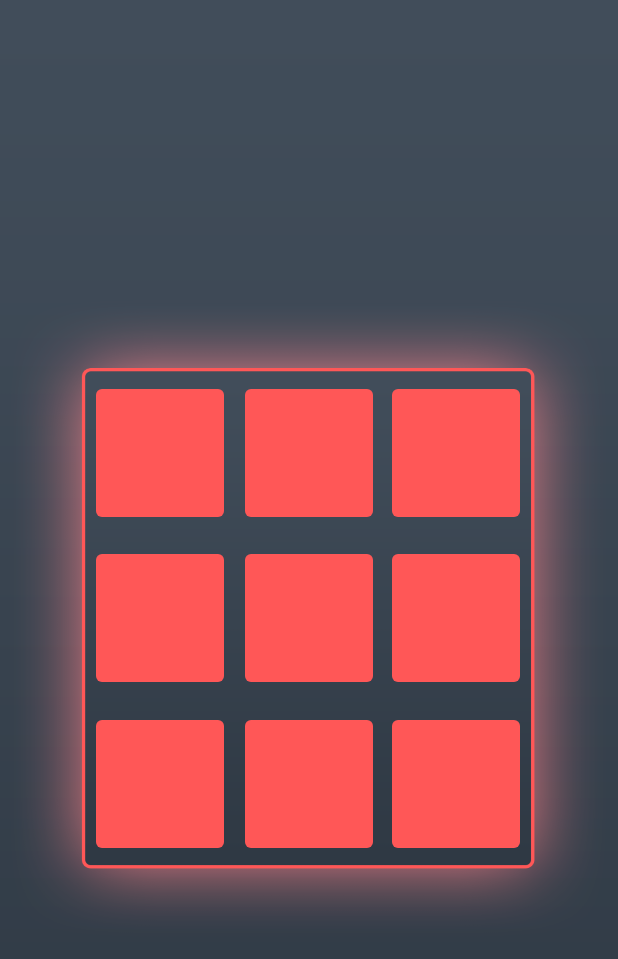
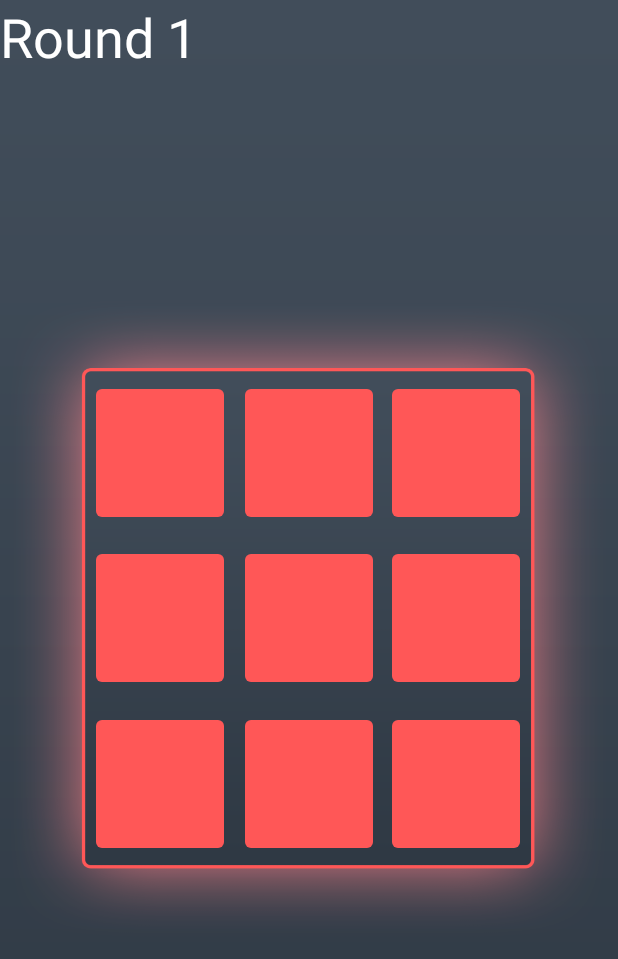
Before and after one commit to NateAgcaoili/Android-Simon-Says-Game, an Android app: the GameActivity screen opened directly, with no data from a screen before it, after a tap on an icon or button, on a phone screen of 412 x 824 dp. Shown: the top 959 px of the screen. Run offline under Robolectric (Android 15) with nearby library versions, the phone set to English and light mode, and no system bars.

Commit message:
Created green intermission to indicate when round ends

```diff
--- a/SimonSays/app/src/main/java/com/georgiasouthern/simonsays/GameActivity.java
+++ b/SimonSays/app/src/main/java/com/georgiasouthern/simonsays/GameActivity.java
@@ -4,6 +4,7 @@ import androidx.appcompat.app.AppCompatActivity;
 
 import android.graphics.Color;
 import android.graphics.drawable.Drawable;
+import android.media.MediaPlayer;
 import android.os.AsyncTask;
 import android.os.Bundle;
 import android.os.SystemClock;
@@ -18,12 +19,14 @@ public class GameActivity extends AppCompatActivity {
 
     int currentRound;
     int playerIndex;
-    int blueColor;
-    int redColor;
+    int blue;
+    int red;
+    int green;
     boolean running;
     boolean playerTurn;
     Button[] gameButtons;
     Drawable[] backgrounds;
+    MediaPlayer[] sounds;
     ArrayList<Integer> simonSequence = new ArrayList<>();
 
     @Override
@@ -34,8 +37,9 @@ public class GameActivity extends AppCompatActivity {
 
         currentRound = 1;
         playerIndex = 0;
-        blueColor = getResources().getColor(R.color.theme_blue);
-        redColor = getResources().getColor(R.color.theme_red);
+        blue = getResources().getColor(R.color.theme_blue);
+        red = getResources().getColor(R.color.theme_red);
+        green = getResources().getColor(R.color.theme_green);
         running = true;
         playerTurn = false;
         gameButtons = new Button[]{
@@ -43,8 +47,14 @@ public class GameActivity extends AppCompatActivity {
                 findViewById(R.id.butFour), findViewById(R.id.butFive), findViewById(R.id.butSix),
                 findViewById(R.id.butSeven), findViewById(R.id.butEight), findViewById(R.id.butNine)};
         backgrounds = new Drawable[]{
-                getResources().getDrawable(R.drawable.title_bg),  getResources().getDrawable(R.drawable.game_bg),
-                getResources().getDrawable(R.drawable.game_over_bg)};
+                getResources().getDrawable(R.drawable.game_bg),  getResources().getDrawable(R.drawable.game_over_bg),
+                getResources().getDrawable(R.drawable.round_complete_bg)};
+        sounds = new MediaPlayer[]{
+                MediaPlayer.create(this, R.raw.button_one), MediaPlayer.create(this, R.raw.button_two),
+                MediaPlayer.create(this, R.raw.button_three), MediaPlayer.create(this, R.raw.button_four),
+                MediaPlayer.create(this, R.raw.button_five), MediaPlayer.create(this, R.raw.button_six),
+                MediaPlayer.create(this, R.raw.button_seven), MediaPlayer.create(this, R.raw.button_eight),
+                MediaPlayer.create(this, R.raw.button_nine), MediaPlayer.create(this, R.raw.game_over)};
         playGame();
     }
 
@@ -54,7 +64,7 @@ public class GameActivity extends AppCompatActivity {
     }
 
     public void toggleButtons() {
-        if (playerTurn){
+        if (playerTurn) {
             for (int i = 0; i < 9; i++) {
                 gameButtons[i].setEnabled(true);
             }
@@ -70,15 +80,10 @@ public class GameActivity extends AppCompatActivity {
         if (!running) {
             gameOver();
         } else if (!playerTurn) {
-            addToSequence();
             new DisplaySequence().execute();
         } else if (playerTurn) {
             if (playerIndex == currentRound) {
-                currentRound++;
-                playerIndex = 0;
-                playerTurn = false;
-                toggleButtons();
-                playGame();
+                new RoundComplete().execute();
             }
         }
     }
@@ -86,8 +91,10 @@ public class GameActivity extends AppCompatActivity {
     public void gameButtonClick(View view) {
         Button buttonClicked = findViewById(view.getId());
         if (gameButtons[simonSequence.get(playerIndex)] == buttonClicked) {
+            sounds[simonSequence.get(playerIndex)].start();
             playerIndex++;
         } else {
+            sounds[9].start();
             running = false;
         }
         playGame();
@@ -96,10 +103,10 @@ public class GameActivity extends AppCompatActivity {
     public void gameOver() {
         playerTurn = false;
         for (int i = 0; i < 9; i++) {
-            gameButtons[i].setBackgroundColor(redColor);
+            gameButtons[i].setBackgroundColor(red);
         }
         toggleButtons();
-        setActivityBackground(backgrounds[2]);
+        setActivityBackground(backgrounds[1]);
     }
 
     public void setActivityBackground(Drawable background) {
@@ -108,24 +115,53 @@ public class GameActivity extends AppCompatActivity {
 
     public void addToSequence() {
         Random rand = new Random();
-        int newInt = rand.nextInt(8);
+        int newInt = rand.nextInt(9);
         simonSequence.add(newInt);
+    }
+
+    public class RoundComplete extends AsyncTask<Integer, Integer, Double> {
+
+        @Override
+        protected Double doInBackground(Integer... integers) {
+            publishProgress(2, green);
+            SystemClock.sleep(1000);
+            publishProgress(0, blue);
+            SystemClock.sleep(500);
+            return null;
+        }
+
+        protected void onProgressUpdate(Integer...params) {
+            for (int i = 0; i < 9; i++) {
+                setActivityBackground(backgrounds[params[0]]);
+                gameButtons[i].setBackgroundColor(params[1]);
+            }
+        }
+
+        protected void onPostExecute(Double result) {
+            playerIndex = 0;
+            playerTurn = false;
+            currentRound++;
+            toggleButtons();
+            playGame();
+        }
     }
 
     public class DisplaySequence extends AsyncTask<Integer, Integer, Double> {
 
         @Override
         protected Double doInBackground(Integer... integers) {
+            addToSequence();
             for (int i = 0; i < simonSequence.size(); i++) {
                 SystemClock.sleep(500);
                 publishProgress(i, Color.WHITE);
                 SystemClock.sleep(500);
-                publishProgress(i, blueColor);
+                publishProgress(i, blue);
             }
             return null;
         }
 
         protected void onProgressUpdate(Integer...params) {
+            sounds[simonSequence.get(params[0])].start();
             gameButtons[simonSequence.get(params[0])].setBackgroundColor(params[1]);
         }
 
--- a/SimonSays/app/src/main/res/layout/activity_game.xml
+++ b/SimonSays/app/src/main/res/layout/activity_game.xml
@@ -164,4 +164,14 @@
         app:layout_constraintTop_toTopOf="parent"
         app:layout_constraintVertical_bias="0.65" />
 
+    <TextView
+        android:id="@+id/textView"
+        android:layout_width="140dp"
+        android:layout_height="51dp"
+        android:text="Round 1"
+        android:textColor="@color/white"
+        android:textSize="36sp"
+        tools:layout_editor_absoluteX="64dp"
+        tools:layout_editor_absoluteY="154dp" />
+
 </androidx.constraintlayout.widget.ConstraintLayout>
--- a/SimonSays/app/src/main/res/values/colors.xml
+++ b/SimonSays/app/src/main/res/values/colors.xml
@@ -8,5 +8,6 @@
     <color name="black">#FF000000</color>
     <color name="white">#FFFFFFFF</color>
     <color name="theme_blue">#3A4DFF</color>
-    <color name="theme_red">#FF5757</color>
+    <color name="theme_red">#FF5757</color>4df785
+    <color name="theme_green">#4DF785</color>
 </resources>
```
Also changed, not shown: SimonSays/app/src/main/res/drawable/round_complete_bg.png (added), 10 other files.
